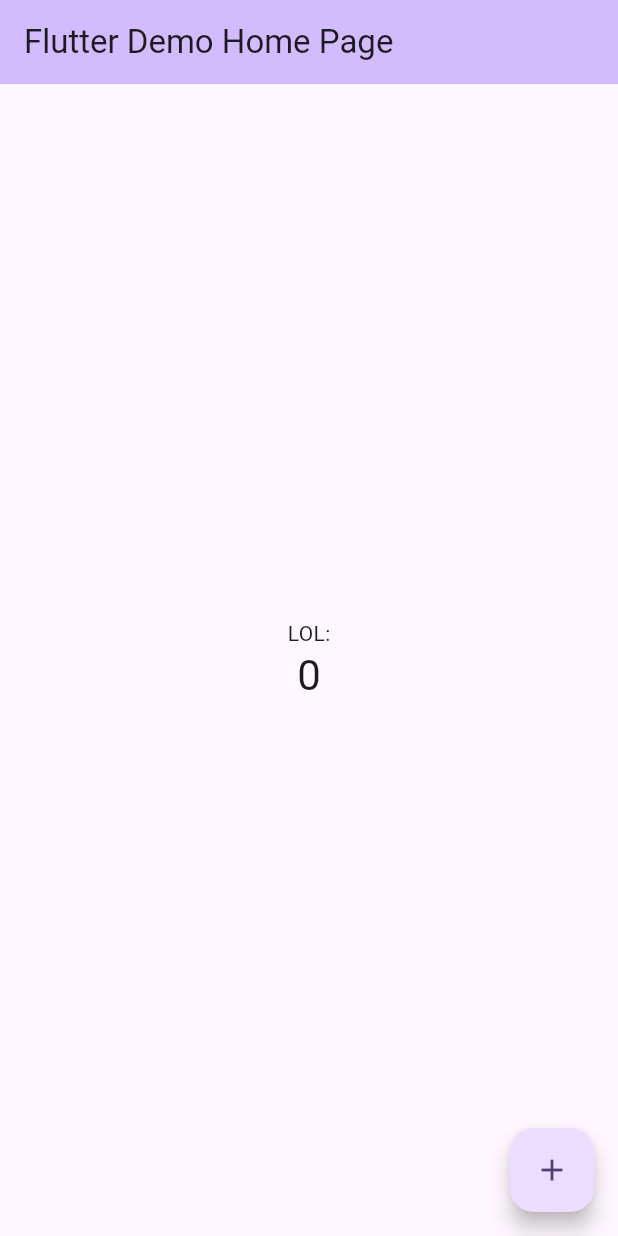
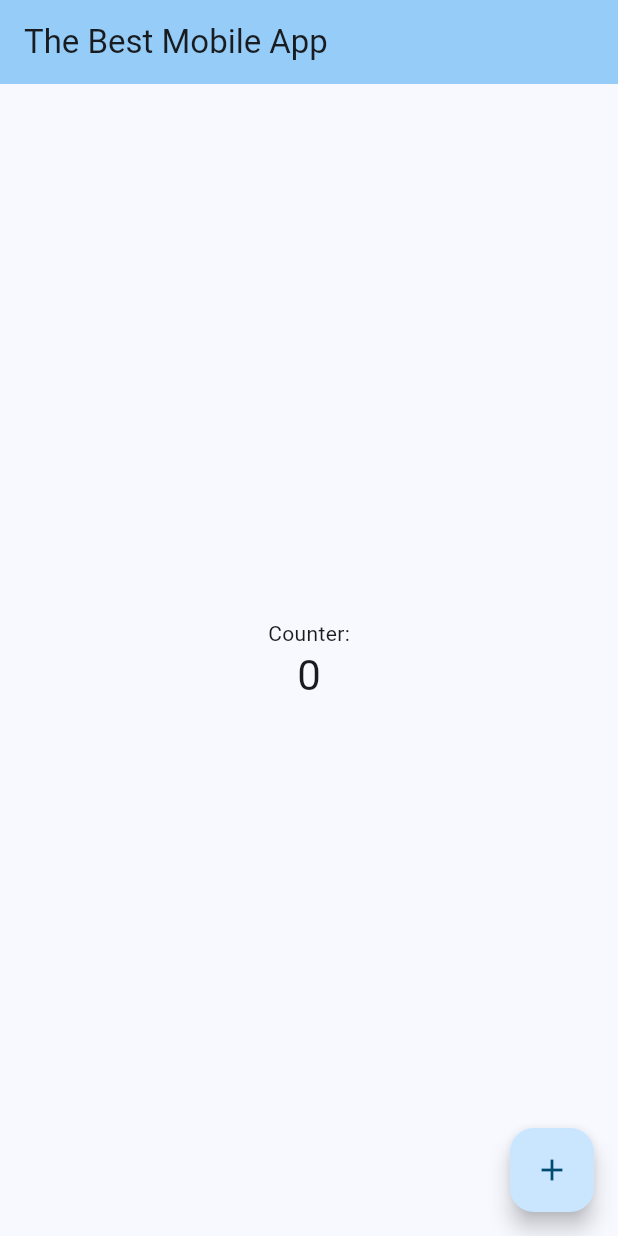
Before and after one commit to xKarinSan/Google-Ignite-2023, a Flutter app: the screen it shows after launch, on a phone screen of 412 x 824 dp. Run offline on Flutter 3.47's test engine with Material 2 defaults, Android fonts, the light colour scheme and no system bars.

Commit message:
Testing Pt:2

```diff
--- a/lib/main.dart
+++ b/lib/main.dart
@@ -28,10 +28,10 @@
         //
         // This works for code too, not just values: Most code changes can be
         // tested with just a hot reload.
-        colorScheme: ColorScheme.fromSeed(seedColor: Colors.deepPurple),
+        colorScheme: ColorScheme.fromSeed(seedColor: Colors.lightBlue),
         useMaterial3: true,
       ),
-      home: const MyHomePage(title: 'Flutter Demo Home Page'),
+      home: const MyHomePage(title: 'The Best Mobile App'),
     );
   }
 }
@@ -106,7 +106,7 @@
           mainAxisAlignment: MainAxisAlignment.center,
           children: <Widget>[
             const Text(
-              'LOL:',
+              'Counter:',
             ),
             Text(
               '$_counter',
```
